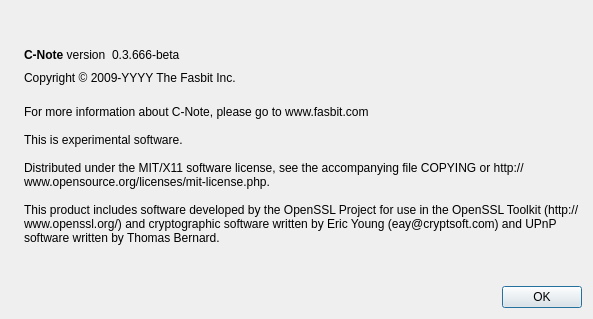
First picture: the form in src/qt/forms/aboutdialog.ui, repository cnote2017/C-Note-v2.1, before the edit.
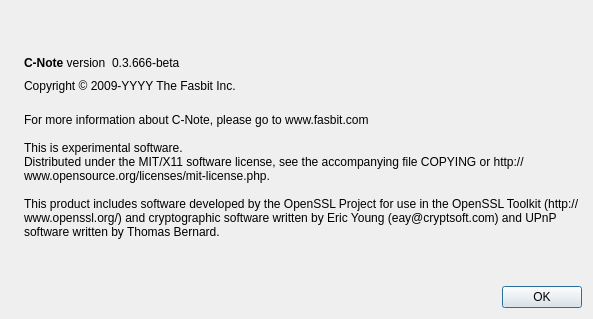
Second picture: the form after the edit. Icons and pictures are not drawn.

Diff of the .ui file:
```diff
--- a/src/qt/forms/aboutdialog.ui
+++ b/src/qt/forms/aboutdialog.ui
@@ -111,7 +111,6 @@
 For more information about C-Note, please go to www.fasbit.com
 		
 This is experimental software.
-
 Distributed under the MIT/X11 software license, see the accompanying file COPYING or http://www.opensource.org/licenses/mit-license.php.
 
 This product includes software developed by the OpenSSL Project for use in the OpenSSL Toolkit (http://www.openssl.org/) and cryptographic software written by Eric Young (eay@cryptsoft.com) and UPnP software written by Thomas Bernard.</string>
```
